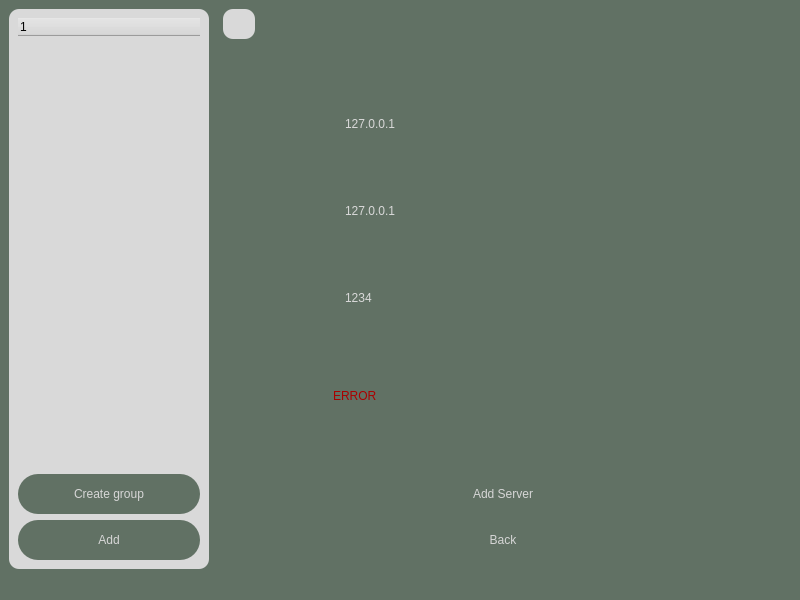
Qt form SimpleChat/mainwindow.ui (Ssssvhhhhh/SimpleChat) before a commit.
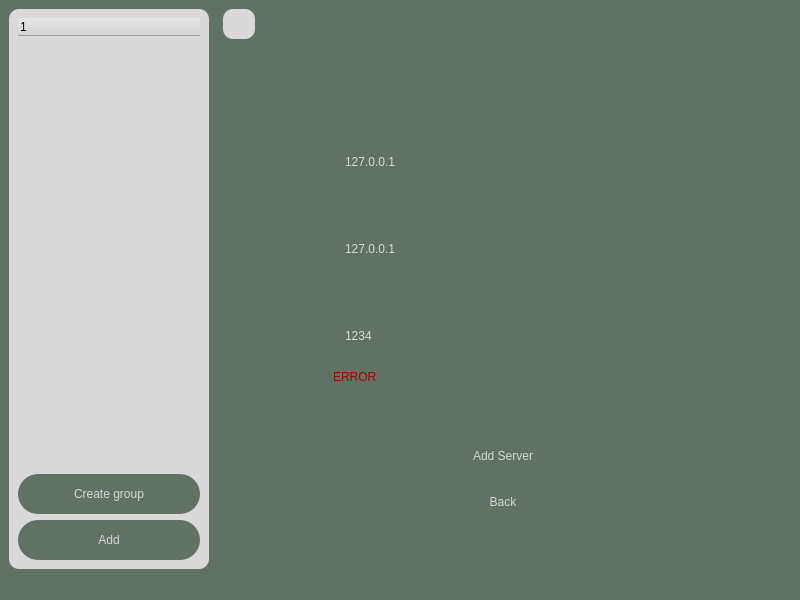
The same form after that commit. Icons and pictures are not drawn.

Diff of the .ui file:
```diff
--- a/SimpleChat/mainwindow.ui
+++ b/SimpleChat/mainwindow.ui
@@ -442,6 +442,12 @@
                   </item>
                   <item>
                    <widget class="QLabel" name="labelError_4">
+                    <property name="maximumSize">
+                     <size>
+                      <width>16777215</width>
+                      <height>30</height>
+                     </size>
+                    </property>
                     <property name="styleSheet">
                      <string notr="true">text-align: center;
 color: rgb(170, 0, 0);
```
